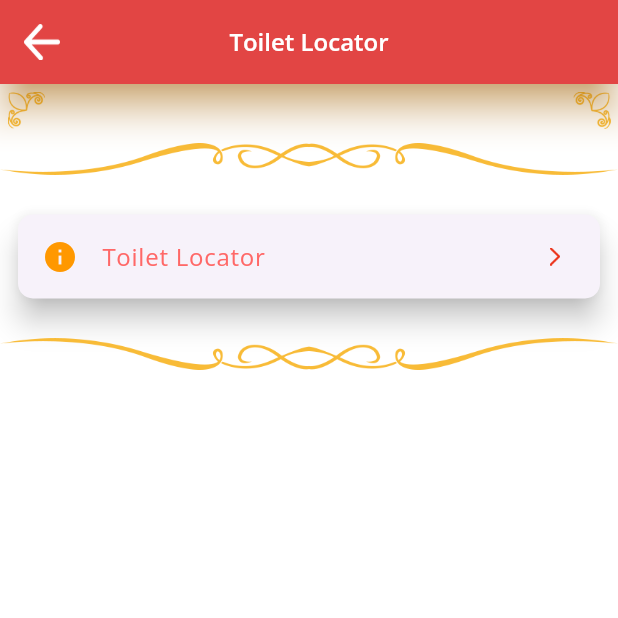
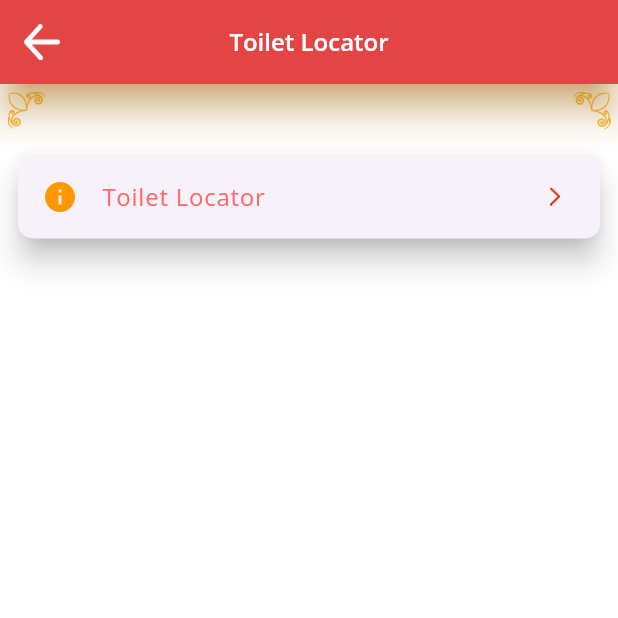
Before and after one commit to Soyabali/survey, a Flutter app: the ToiletLocator screen opened directly, on a phone screen of 412 x 824 dp, the top half of it. Run offline on Flutter 3.47's test engine with Material 3 defaults, Android fonts, the phone set to English and light mode, and no system bars; our stand-ins replace flutter_easyloading, fluttertoast, google_fonts, image_picker, readmore, shared_preferences and 1 more; missing offline and left inert: back_button_interceptor; accounts and stored records are empty; network calls fail; project files that could hold a hidden picture were left out.

Commit message:
bug resole

```diff
--- a/lib/app/generalFunction.dart
+++ b/lib/app/generalFunction.dart
@@ -322,7 +322,8 @@ class GeneralFunction {
           DrawerHeader(
             decoration: const BoxDecoration(
               image: DecorationImage(
-                image: AssetImage('assets/images/puriOned.png',
+                 image: AssetImage('assets/images/puriOned.png',
+                 //image: AssetImage('assets/images/applogo.png',
                 ),
                 // Replace with your asset image path
                 fit: BoxFit.cover,
--- a/lib/app/myapp.dart
+++ b/lib/app/myapp.dart
@@ -60,7 +60,7 @@ class _MyAppState extends State<MyApp> {
     return activeConnection
         ? MultiProvider(
       providers: [
-        ListenableProvider<TodoProvider>(create: (_) => TodoProvider()),
+        ListenableProvider<TempleProvider>(create: (_) => TempleProvider()),
         // ChangeNotifierProvider<ParamsProvider>(
         //     create: (_) => ParamsProvider()),
         // ListenableProvider<PendingPhotoProvider>(
--- a/lib/model/todo.dart
+++ b/lib/model/todo.dart
@@ -1,11 +1,11 @@
 /// this is a model class
 
-class Todo {
+class TempleModel {
   final int id;
   final int userId;
   final String title;
   final bool completed;
-  Todo({
+  TempleModel({
     required this.id,
     required this.userId,
     required this.title,
--- a/lib/presentation/toilet_locator/toilet_locator.dart
+++ b/lib/presentation/toilet_locator/toilet_locator.dart
@@ -52,10 +52,10 @@ class _EmergencyContactsState extends State<ToiletLocator> {
       body: ListView(
         children: <Widget>[
           middleHeader(context,'${widget.name}'),
-          Image.asset('assets/images/templelement2.png',
-              height: 30.0,
-              width: MediaQuery.of(context).size.width),
-          const SizedBox(height: 10),
+          // Image.asset('assets/images/templelement2.png',
+          //     height: 30.0,
+          //     width: MediaQuery.of(context).size.width),
+          // const SizedBox(height: 10),
           Container(
             height: 80,
             child: ListView.builder(
@@ -112,10 +112,10 @@ class _EmergencyContactsState extends State<ToiletLocator> {
               },
             ),
           ),
-          const SizedBox(height: 10),
-          Image.asset('assets/images/templeelement3.png',
-              height: 30.0,
-              width: MediaQuery.of(context).size.width),
+          // const SizedBox(height: 10),
+          // Image.asset('assets/images/templeelement3.png',
+          //     height: 30.0,
+          //     width: MediaQuery.of(context).size.width),
 
         ],
       ),
--- a/lib/provider/todo_provider.dart
+++ b/lib/provider/todo_provider.dart
@@ -3,12 +3,12 @@ import 'package:flutter/foundation.dart';
 import '../model/todo.dart';
 import '../services/todo_services.dart';
 // this is a provider class
-class TodoProvider extends ChangeNotifier {
+class TempleProvider extends ChangeNotifier {
   // create  a instance of service class
-  final _service = TodoService();
+  final _service = TempleService();
   bool isLoading=false;
-  List<Todo> _todos=[];
-  List<Todo> get todos => _todos;
+  List<TempleModel> _todos=[];
+  List<TempleModel> get todos => _todos;
   // bind provider to service
   Future<void> getAllTodos() async {
     isLoading = true;
--- a/lib/services/todo_services.dart
+++ b/lib/services/todo_services.dart
@@ -2,17 +2,19 @@ import 'dart:convert';
 import 'package:http/http.dart' as http;
 import '../model/todo.dart';
 
- class TodoService {
-  Future<List<Todo>> getAll() async {
+ class TempleService {
+  Future<List<TempleModel>> getAll() async {
+
   const url="https://jsonplaceholder.typicode.com/todos";
   final uri = Uri.parse(url);
   final response = await http.get(uri);
   if(response.statusCode == 200){
+
     final json = jsonDecode(response.body) as List;
     print('api response 12.----->---.xxxx $json');
     // iterate the data
     final todos = json.map((e) {
-      return Todo(
+      return TempleModel(
           id: e['id'],
           userId: e['userId'],
           title: e['title'],
```
Also changed, not shown: lib/presentation/temples/templehome.dart (+150 -26 lines), assets/images/puriOned.png, 6 other files.
